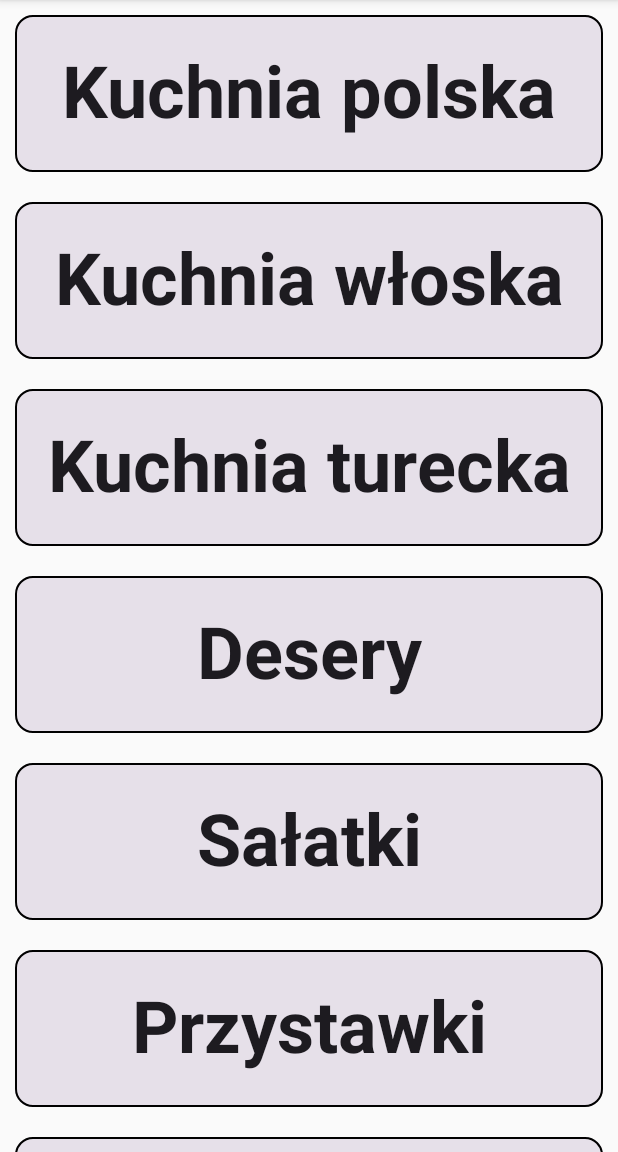
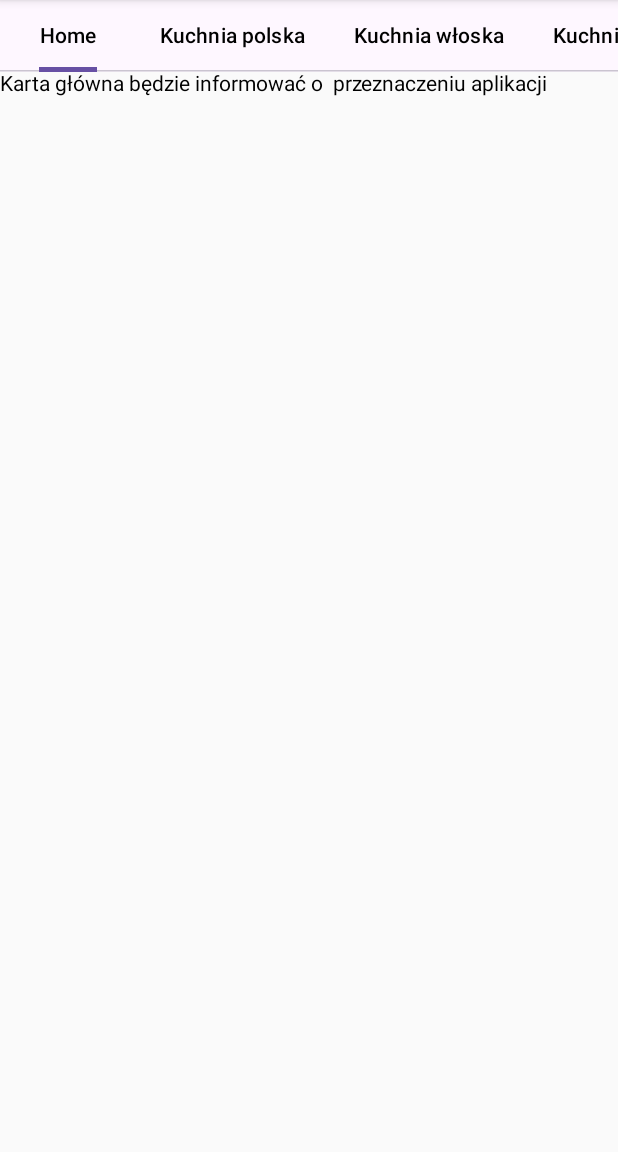
Before and after one commit to GrajaKonrad/MyChef, an Android app built with Jetpack Compose: the screen it shows after launch (MainActivity), on a phone screen of 412 x 824 dp, the part 84-1236 px from its top. Run offline under Robolectric (Android 15) with nearby library versions, the phone set to English and light mode, and no system bars.

Commit message:
add categories tabs

```diff
--- a/app/src/main/java/com/example/mychef/CategoryListFragment.kt
+++ /dev/null
@@ -1,30 +0,0 @@
-package com.example.mychef
-
-import android.os.Bundle
-import android.view.LayoutInflater
-import android.view.View
-import android.view.ViewGroup
-import androidx.compose.ui.platform.ComposeView
-import androidx.fragment.app.Fragment
-import androidx.navigation.fragment.findNavController
-import com.example.mychef.view.CategoryList
-import selectedRecipe
-
-class CategoryListFragment : Fragment() {
-
-    override fun onCreateView(
-            inflater: LayoutInflater,
-            container: ViewGroup?,
-            savedInstanceState: Bundle?
-    ): View? {
-        selectedRecipe.value = null
-        val navController = findNavController()
-        val view = ComposeView(requireContext())
-        view.apply {
-            setContent {
-                CategoryList(navController)
-            }
-        }
-        return view
-    }
-}
--- a/app/src/main/java/com/example/mychef/view/CategoryList.kt
+++ /dev/null
@@ -1,57 +0,0 @@
-package com.example.mychef.view
-
-import androidx.compose.foundation.BorderStroke
-import androidx.compose.foundation.clickable
-import androidx.compose.foundation.layout.fillMaxWidth
-import androidx.compose.foundation.layout.padding
-import androidx.compose.foundation.lazy.LazyColumn
-import androidx.compose.foundation.lazy.items
-import androidx.compose.foundation.lazy.rememberLazyListState
-import androidx.compose.material3.Card
-import androidx.compose.material3.Text
-import androidx.compose.runtime.Composable
-import androidx.compose.ui.Modifier
-import androidx.compose.ui.graphics.Color
-import androidx.compose.ui.text.font.FontWeight
-import androidx.compose.ui.text.style.TextAlign
-import androidx.compose.ui.unit.dp
-import androidx.compose.ui.unit.sp
-import androidx.core.os.bundleOf
-import androidx.navigation.NavController
-import com.example.mychef.R
-import com.example.mychef.model.Category
-
-
-private val categoryList: List<String> = Category.values().map { it.displatName }
-
-
-@Composable
-fun CategoryList(navController: NavController) {
-    val scrollState = rememberLazyListState()
-    LazyColumn(state = scrollState) {
-        items(categoryList) { category ->
-            Card(
-                border = BorderStroke(1.dp, Color.Black),
-                modifier = Modifier
-                    .padding(10.dp)
-                    .fillMaxWidth()
-                    .clickable(onClick = {
-                        navController.navigate(
-                            R.id.recipeListFragment,
-                            bundleOf("category" to category)
-                        )
-                    })
-            ) {
-                Text(
-                    text = category,
-                    fontSize = 48.sp,
-                    fontWeight = FontWeight.Bold,
-                    textAlign = TextAlign.Center,
-                    modifier = Modifier
-                        .padding(vertical = 24.dp)
-                        .fillMaxWidth()
-                )
-            }
-        }
-    }
-}
--- a/app/src/main/java/com/example/mychef/view/RecipeList.kt
+++ b/app/src/main/java/com/example/mychef/view/RecipeList.kt
@@ -4,6 +4,7 @@ import androidx.compose.foundation.Image
 import androidx.compose.foundation.background
 import androidx.compose.foundation.clickable
 import androidx.compose.foundation.layout.Box
+import androidx.compose.foundation.layout.Column
 import androidx.compose.foundation.layout.Row
 import androidx.compose.foundation.layout.Spacer
 import androidx.compose.foundation.layout.fillMaxSize
@@ -18,6 +19,8 @@ import androidx.compose.material3.Card
 import androidx.compose.material3.CardDefaults
 import androidx.compose.material3.Text
 import androidx.compose.runtime.Composable
+import androidx.compose.runtime.mutableStateOf
+import androidx.compose.runtime.remember
 import androidx.compose.ui.Alignment
 import androidx.compose.ui.Modifier
 import androidx.compose.ui.graphics.Brush
@@ -31,14 +34,33 @@ import androidx.core.os.bundleOf
 import androidx.navigation.NavController
 import com.example.mychef.R
 import com.example.mychef.data.DataProvider
+import com.example.mychef.model.Category
+
+private val categoryList: List<String> = Category.values().map { it.displatName }
 
 
 @Composable
 fun RecipeList(category: String?, navController: NavController) {
     val scrollState = rememberLazyListState()
+    val tabs = getTabList()
+    Column(Modifier.fillMaxSize()) {
+        val selectedTabIndexState = remember { mutableStateOf(0) }
+        val selectedTabIndex = selectedTabIndexState.value
+
+        CustomScrollableTabRow(
+            tabs = tabs,
+            selectedTabIndex = selectedTabIndex,
+        ) { tabIndex ->
+            selectedTabIndexState.value = tabIndex
+        }
+        val selectedCategory = tabs.getOrNull(selectedTabIndex)
+        val recipes = DataProvider.getRecipiesByCategory(selectedCategory.toString())
+
+        if (selectedCategory == "Home") {
+            Text(text = "Karta główna będzie informować o  przeznaczeniu aplikacji")
+        } else {
             LazyColumn(state = scrollState) {
-        val recipies = DataProvider.getRecipiesByCategory(category.toString())
-        val rows = recipies.chunked(2)
+                val rows = recipes.chunked(2)
                 items(rows) { row ->
                     Row(Modifier.fillMaxWidth()) {
                         row.forEach { recipe ->
@@ -59,8 +81,10 @@ fun RecipeList(category: String?, navController: NavController) {
                 }
 
             }
+        }
+    }
+}
 
-}
 
 @Composable
 fun ImageCard(
@@ -111,3 +135,7 @@ fun ImageCard(
         }
     }
 }
+
+private fun getTabList(): List<String> {
+    return listOf("Home") + categoryList
+}
--- /dev/null
+++ b/app/src/main/java/com/example/mychef/view/Tabs.kt
@@ -0,0 +1,95 @@
+package com.example.mychef.view
+
+import androidx.compose.animation.core.FastOutSlowInEasing
+import androidx.compose.animation.core.animateDpAsState
+import androidx.compose.animation.core.tween
+import androidx.compose.foundation.layout.fillMaxWidth
+import androidx.compose.foundation.layout.offset
+import androidx.compose.foundation.layout.width
+import androidx.compose.foundation.layout.wrapContentSize
+import androidx.compose.material3.ScrollableTabRow
+import androidx.compose.material3.Tab
+import androidx.compose.material3.TabPosition
+import androidx.compose.material3.TabRowDefaults
+import androidx.compose.material3.Text
+import androidx.compose.runtime.Composable
+import androidx.compose.runtime.getValue
+import androidx.compose.runtime.mutableStateListOf
+import androidx.compose.runtime.remember
+import androidx.compose.ui.Alignment
+import androidx.compose.ui.Modifier
+import androidx.compose.ui.composed
+import androidx.compose.ui.graphics.Color
+import androidx.compose.ui.platform.LocalDensity
+import androidx.compose.ui.platform.debugInspectorInfo
+import androidx.compose.ui.unit.Dp
+import androidx.compose.ui.unit.dp
+
+@Composable
+fun CustomScrollableTabRow(
+    tabs: List<String>,
+    selectedTabIndex: Int,
+    onTabClick: (Int) -> Unit
+) {
+    val density = LocalDensity.current
+    val tabWidths = remember {
+        val tabWidthStateList = mutableStateListOf<Dp>()
+        repeat(tabs.size) {
+            tabWidthStateList.add(0.dp)
+        }
+        tabWidthStateList
+    }
+    ScrollableTabRow(
+        selectedTabIndex = selectedTabIndex,
+        contentColor = Color.White,
+        edgePadding = 0.dp,
+        indicator = { tabPositions ->
+            TabRowDefaults.Indicator(
+                modifier = Modifier.customTabIndicatorOffset(
+                    currentTabPosition = tabPositions[selectedTabIndex],
+                    tabWidth = tabWidths[selectedTabIndex]
+                )
+            )
+        }
+    ) {
+        tabs.forEachIndexed { tabIndex, tab ->
+            Tab(
+                selected = selectedTabIndex == tabIndex,
+                onClick = { onTabClick(tabIndex) },
+                text = {
+                    Text(
+                        text = tab,
+                        color = Color.Black,
+                        onTextLayout = { textLayoutResult ->
+                            tabWidths[tabIndex] =
+                                with(density) { textLayoutResult.size.width.toDp() }
+                        }
+                    )
+                }
+            )
+        }
+    }
+}
+
+fun Modifier.customTabIndicatorOffset(
+    currentTabPosition: TabPosition,
+    tabWidth: Dp
+): Modifier = composed(
+    inspectorInfo = debugInspectorInfo {
+        name = "customTabIndicatorOffset"
+        value = currentTabPosition
+    }
+) {
+    val currentTabWidth by animateDpAsState(
+        targetValue = tabWidth,
+        animationSpec = tween(durationMillis = 250, easing = FastOutSlowInEasing)
+    )
+    val indicatorOffset by animateDpAsState(
+        targetValue = ((currentTabPosition.left + currentTabPosition.right - tabWidth) / 2),
+        animationSpec = tween(durationMillis = 250, easing = FastOutSlowInEasing)
+    )
+    fillMaxWidth()
+        .wrapContentSize(Alignment.BottomStart)
+        .offset(x = indicatorOffset)
+        .width(currentTabWidth)
+}
--- a/app/src/main/res/navigation/nav_graph.xml
+++ b/app/src/main/res/navigation/nav_graph.xml
@@ -1,12 +1,8 @@
 <navigation xmlns:android="http://schemas.android.com/apk/res/android"
     xmlns:app="http://schemas.android.com/apk/res-auto"
     android:id="@+id/nav_graph"
-    app:startDestination="@id/categoryListFragment">
+    app:startDestination="@id/recipeListFragment">
 
-    <fragment
-        android:id="@+id/categoryListFragment"
-        android:name="com.example.mychef.CategoryListFragment"
-        android:label="CategoryListFragment" />
 
     <fragment
         android:id="@+id/recipeListFragment"
```
Lines whose indentation alone changed are shown as unchanged.
